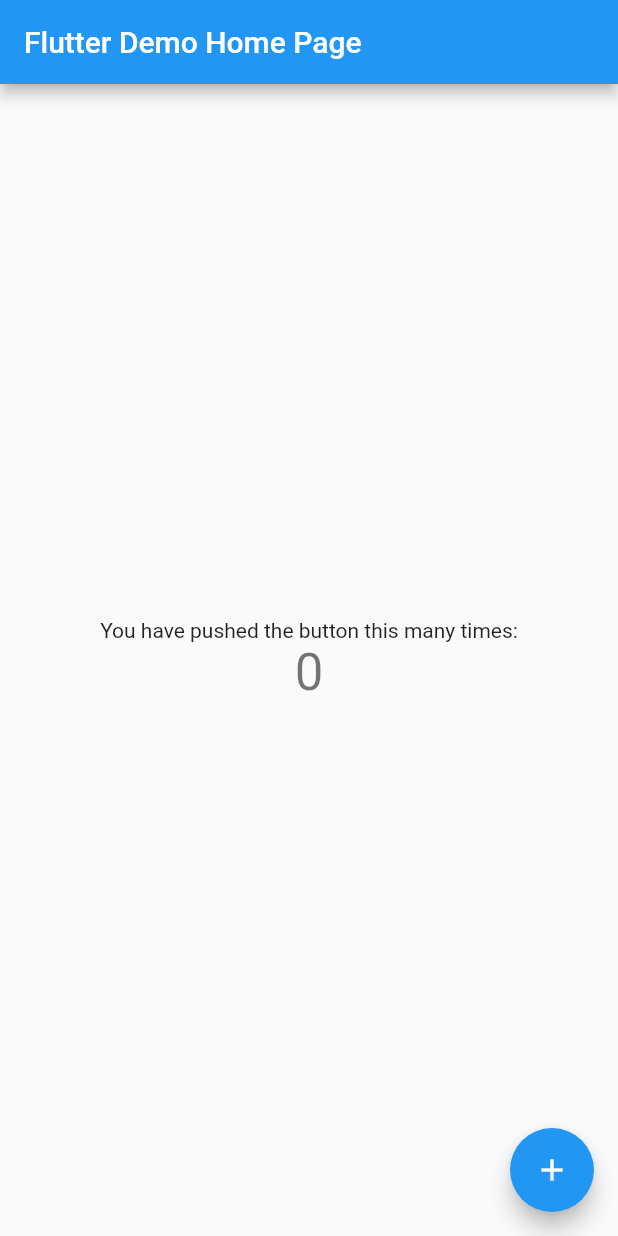
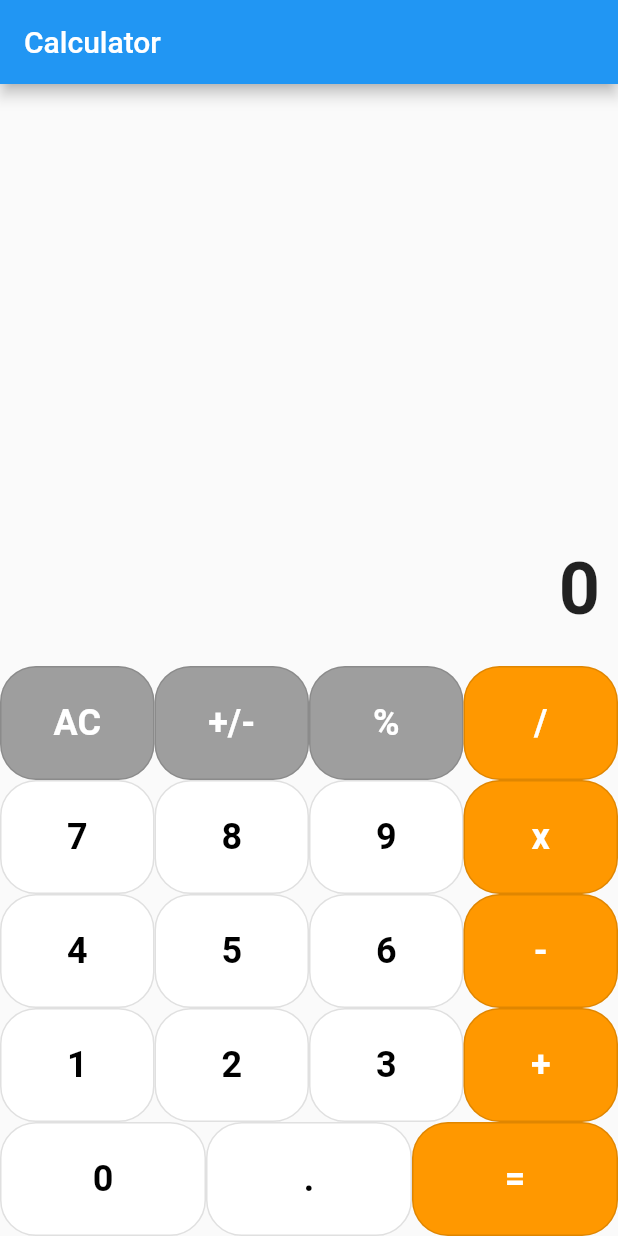
Before and after one commit to Underemployed/myApp, a Flutter app: the screen it shows after launch, on a phone screen of 412 x 824 dp. Run offline on Flutter 3.47's test engine with Material 2 defaults, Android fonts, the phone set to English and light mode, and no system bars.

Commit message:
Calculator ui #1

```diff
--- /dev/null
+++ b/myapp/lib/home_page.dart
@@ -0,0 +1,127 @@
+import 'package:flutter/material.dart';
+
+class CalculatorApp extends StatefulWidget {
+  @override
+  _CalculatorAppState createState() => _CalculatorAppState();
+}
+
+class _CalculatorAppState extends State<CalculatorApp> {
+  String _output = "0";
+
+  Widget buildButton(String buttonText, Color buttonColor, Color textColor) {
+    return Expanded(
+      child: OutlinedButton(
+        onPressed: () => buttonPressed(buttonText),
+        child: Text(
+          buttonText,
+          style: TextStyle(
+            fontSize: 24.0,
+            fontWeight: FontWeight.bold,
+            color: textColor,
+          ),
+        ),
+        style: OutlinedButton.styleFrom(
+          primary: textColor,
+          backgroundColor: buttonColor,
+          padding: EdgeInsets.all(24.0),
+          shape: RoundedRectangleBorder(
+            borderRadius: BorderRadius.circular(24.0),
+          ),
+        ),
+      ),
+    );
+  }
+
+  void buttonPressed(String buttonText) {
+    setState(() {
+      if (buttonText == "AC") {
+        _output = "0";
+      } else if (buttonText == "+/-") {
+        _output.startsWith("-")
+            ? _output = _output.substring(1)
+            : _output = "-" + _output;
+      } else if (buttonText == "%") {
+        _output = (double.parse(_output) / 100).toString();
+      } else if (buttonText == ".") {
+        if (!_output.contains(".")) {
+          _output = _output + ".";
+        }
+      } else if (buttonText == "=") {
+        try {} catch (e) {
+          _output = "Error";
+        }
+      } else {
+        _output = _output + buttonText;
+      }
+    });
+  }
+
+  @override
+  Widget build(BuildContext context) {
+    return MaterialApp(
+      title: "Calculator",
+      home: Scaffold(
+        appBar: AppBar(
+          title: Text("Calculator"),
+        ),
+        body: Container(
+          child: Column(
+            mainAxisAlignment: MainAxisAlignment.end,
+            children: <Widget>[
+              Container(
+                alignment: Alignment.centerRight,
+                padding: EdgeInsets.symmetric(vertical: 24.0, horizontal: 12.0),
+                child: Text(
+                  _output,
+                  style: TextStyle(
+                    fontSize: 48.0,
+                    fontWeight: FontWeight.bold,
+                  ),
+                ),
+              ),
+              Row(
+                children: <Widget>[
+                  buildButton("AC", Colors.grey, Colors.white),
+                  buildButton("+/-", Colors.grey, Colors.white),
+                  buildButton("%", Colors.grey, Colors.white),
+                  buildButton("/", Colors.orange, Colors.white),
+                ],
+              ),
+              Row(
+                children: <Widget>[
+                  buildButton("7", Colors.white, Colors.black),
+                  buildButton("8", Colors.white, Colors.black),
+                  buildButton("9", Colors.white, Colors.black),
+                  buildButton("x", Colors.orange, Colors.white),
+                ],
+              ),
+              Row(
+                children: <Widget>[
+                  buildButton("4", Colors.white, Colors.black),
+                  buildButton("5", Colors.white, Colors.black),
+                  buildButton("6", Colors.white, Colors.black),
+                  buildButton("-", Colors.orange, Colors.white),
+                ],
+              ),
+              Row(
+                children: <Widget>[
+                  buildButton("1", Colors.white, Colors.black),
+                  buildButton("2", Colors.white, Colors.black),
+                  buildButton("3", Colors.white, Colors.black),
+                  buildButton("+", Colors.orange, Colors.white),
+                ],
+              ),
+              Row(
+                children: <Widget>[
+                  buildButton("0", Colors.white, Colors.black),
+                  buildButton(".", Colors.white, Colors.black),
+                  buildButton("=", Colors.orange, Colors.white),
+                ],
+              ),
+            ],
+          ),
+        ),
+      ),
+    );
+  }
+}
--- a/myapp/lib/main.dart
+++ b/myapp/lib/main.dart
@@ -1,4 +1,5 @@
 import 'package:flutter/material.dart';
+import 'home_page.dart';
 
 void main() {
   runApp(const MyApp());
@@ -11,105 +12,7 @@ class MyApp extends StatelessWidget {
   @override
   Widget build(BuildContext context) {
     return MaterialApp(
-      title: 'Flutter Demo',
-      theme: ThemeData(
-        // This is the theme of your application.
-        //
-        // Try running your application with "flutter run". You'll see the
-        // application has a blue toolbar. Then, without quitting the app, try
-        // changing the primarySwatch below to Colors.green and then invoke
-        // "hot reload" (press "r" in the console where you ran "flutter run",
-        // or simply save your changes to "hot reload" in a Flutter IDE).
-        // Notice that the counter didn't reset back to zero; the application
-        // is not restarted.
-        primarySwatch: Colors.blue,
-      ),
-      home: const MyHomePage(title: 'Flutter Demo Home Page'),
+      home: CalculatorApp(),
     );
   }
 }
-
-class MyHomePage extends StatefulWidget {
-  const MyHomePage({super.key, required this.title});
-
-  // This widget is the home page of your application. It is stateful, meaning
-  // that it has a State object (defined below) that contains fields that affect
-  // how it looks.
-
-  // This class is the configuration for the state. It holds the values (in this
-  // case the title) provided by the parent (in this case the App widget) and
-  // used by the build method of the State. Fields in a Widget subclass are
-  // always marked "final".
-
-  final String title;
-
-  @override
-  State<MyHomePage> createState() => _MyHomePageState();
-}
-
-class _MyHomePageState extends State<MyHomePage> {
-  int _counter = 0;
-
-  void _incrementCounter() {
-    setState(() {
-      // This call to setState tells the Flutter framework that something has
-      // changed in this State, which causes it to rerun the build method below
-      // so that the display can reflect the updated values. If we changed
-      // _counter without calling setState(), then the build method would not be
-      // called again, and so nothing would appear to happen.
-      _counter++;
-    });
-  }
-
-  @override
-  Widget build(BuildContext context) {
-    // This method is rerun every time setState is called, for instance as done
-    // by the _incrementCounter method above.
-    //
-    // The Flutter framework has been optimized to make rerunning build methods
-    // fast, so that you can just rebuild anything that needs updating rather
-    // than having to individually change instances of widgets.
-    return Scaffold(
-      appBar: AppBar(
-        // Here we take the value from the MyHomePage object that was created by
-        // the App.build method, and use it to set our appbar title.
-        title: Text(widget.title),
-      ),
-      body: Center(
-        // Center is a layout widget. It takes a single child and positions it
-        // in the middle of the parent.
-        child: Column(
-          // Column is also a layout widget. It takes a list of children and
-          // arranges them vertically. By default, it sizes itself to fit its
-          // children horizontally, and tries to be as tall as its parent.
-          //
-          // Invoke "debug painting" (press "p" in the console, choose the
-          // "Toggle Debug Paint" action from the Flutter Inspector in Android
-          // Studio, or the "Toggle Debug Paint" command in Visual Studio Code)
-          // to see the wireframe for each widget.
-          //
-          // Column has various properties to control how it sizes itself and
-          // how it positions its children. Here we use mainAxisAlignment to
-          // center the children vertically; the main axis here is the vertical
-          // axis because Columns are vertical (the cross axis would be
-          // horizontal).
-          mainAxisAlignment: MainAxisAlignment.center,
-          children: <Widget>[
-            const Text(
-              'You have pushed the button this many times:',
-            ),
-            Text(
-              '$_counter',
-              style: Theme.of(context).textTheme.headlineMedium,
-            ),
-          ],
-        ),
-      ),
-      floatingActionButton: FloatingActionButton(
-        onPressed: _incrementCounter,
-        tooltip: 'Increment',
-        child: const Icon(Icons.add),
-      ), // This trailing comma makes auto-formatting nicer for build methods.
-    );
-  }
-}
```
Also changed, not shown: myapp/assets/Screenshot_1682123803.png (added).
